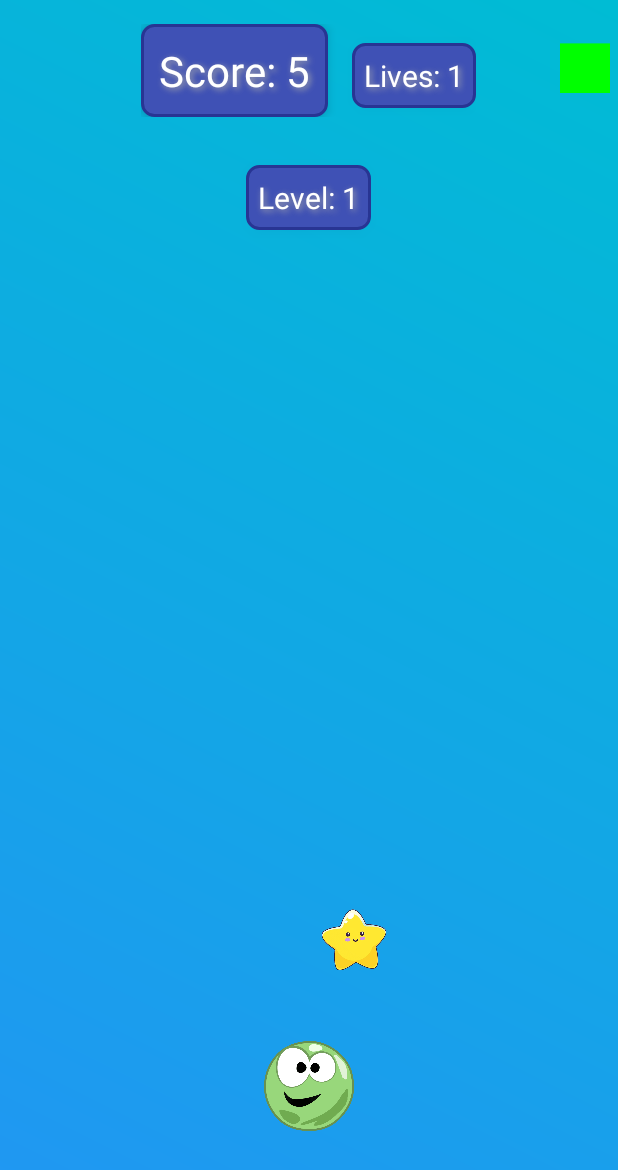
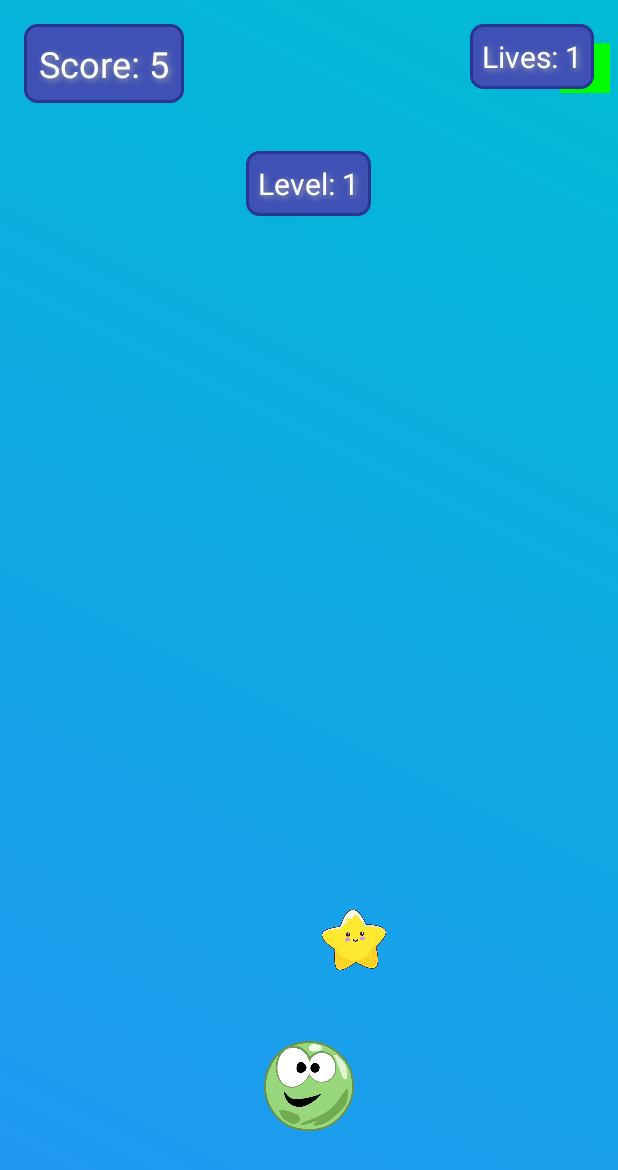
Before and after one commit to k-aghakhani/BallWallGame, an Android app: the screen it shows after launch (MainActivity), on a phone screen of 412 x 824 dp. Shown: the top 1170 px of the screen. Run offline under Robolectric (Android 15) with nearby library versions, the light colour scheme and no system bars.

Commit message:
New layout: Points are in the top left corner, lives are in the top right corner, and level is in the top center of the screen.

```diff
--- a/app/src/main/res/layout/activity_main.xml
+++ b/app/src/main/res/layout/activity_main.xml
@@ -8,34 +8,26 @@
     android:background="@drawable/background_gradient"
     tools:context=".MainActivity">
 
-    <!-- LinearLayout to hold Score and Lives side by side -->
-    <LinearLayout
-        android:id="@+id/scoreLivesLayout"
-        android:layout_width="wrap_content"
-        android:layout_height="wrap_content"
-        android:orientation="horizontal"
-        android:layout_alignParentTop="true"
-        android:layout_centerHorizontal="true"
-        android:layout_margin="16dp">
-
-        <!-- Score Text -->
+    <!-- Score Text (Top-Left) -->
     <TextView
         android:id="@+id/scoreText"
         android:layout_width="wrap_content"
         android:layout_height="wrap_content"
         android:text="Score: 0"
-            android:textSize="28sp"
+        android:textSize="24sp"
         android:textColor="@android:color/white"
         android:background="@drawable/score_background"
-            android:padding="12dp"
-            android:layout_marginEnd="16dp"
+        android:padding="10dp"
+        android:layout_margin="16dp"
+        android:layout_alignParentTop="true"
+        android:layout_alignParentStart="true"
         android:elevation="4dp"
         android:shadowColor="@android:color/darker_gray"
         android:shadowDx="2"
         android:shadowDy="2"
         android:shadowRadius="5" />
 
-        <!-- Lives Text -->
+    <!-- Lives Text (Top-Right) -->
     <TextView
         android:id="@+id/livesText"
         android:layout_width="wrap_content"
@@ -45,15 +37,16 @@
         android:textColor="@android:color/white"
         android:background="@drawable/score_background"
         android:padding="8dp"
+        android:layout_margin="16dp"
+        android:layout_alignParentTop="true"
+        android:layout_alignParentEnd="true"
         android:elevation="4dp"
         android:shadowColor="@android:color/darker_gray"
         android:shadowDx="2"
         android:shadowDy="2"
         android:shadowRadius="5" />
 
-    </LinearLayout>
-
-    <!-- Level Text -->
+    <!-- Level Text (Top-Center) -->
     <TextView
         android:id="@+id/levelText"
         android:layout_width="wrap_content"
@@ -64,7 +57,7 @@
         android:background="@drawable/score_background"
         android:padding="8dp"
         android:layout_margin="16dp"
-        android:layout_below="@id/scoreLivesLayout"
+        android:layout_below="@id/scoreText"
         android:layout_centerHorizontal="true"
         android:elevation="4dp"
         android:shadowColor="@android:color/darker_gray"
```
Lines whose indentation alone changed are shown as unchanged.
